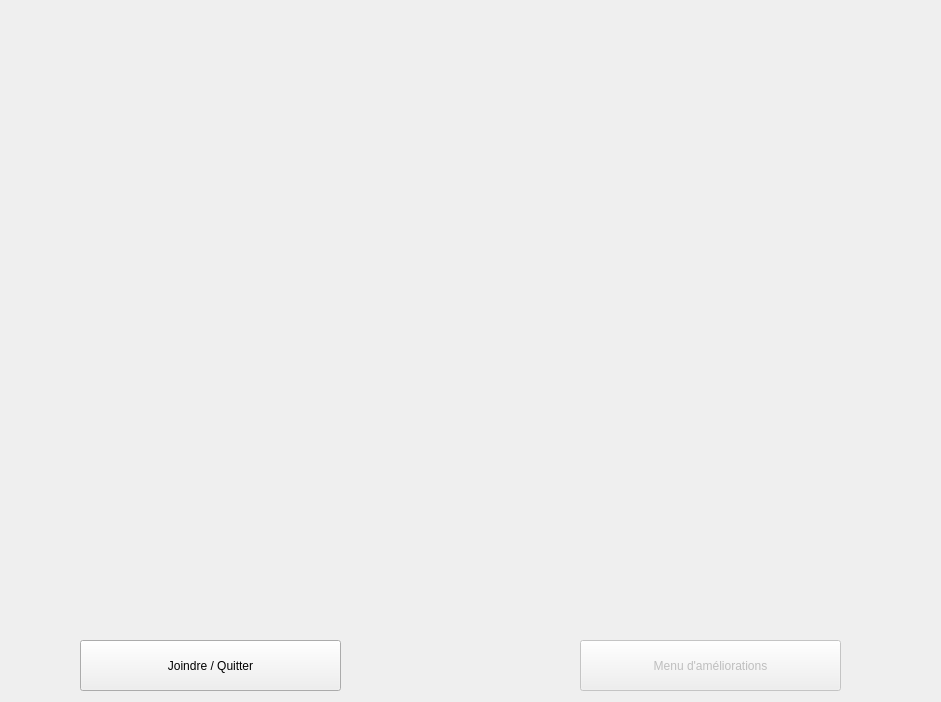
Old version of the form pixelatrclientwindow.ui in the repository massicotteg/CLL-PixelATRClient.
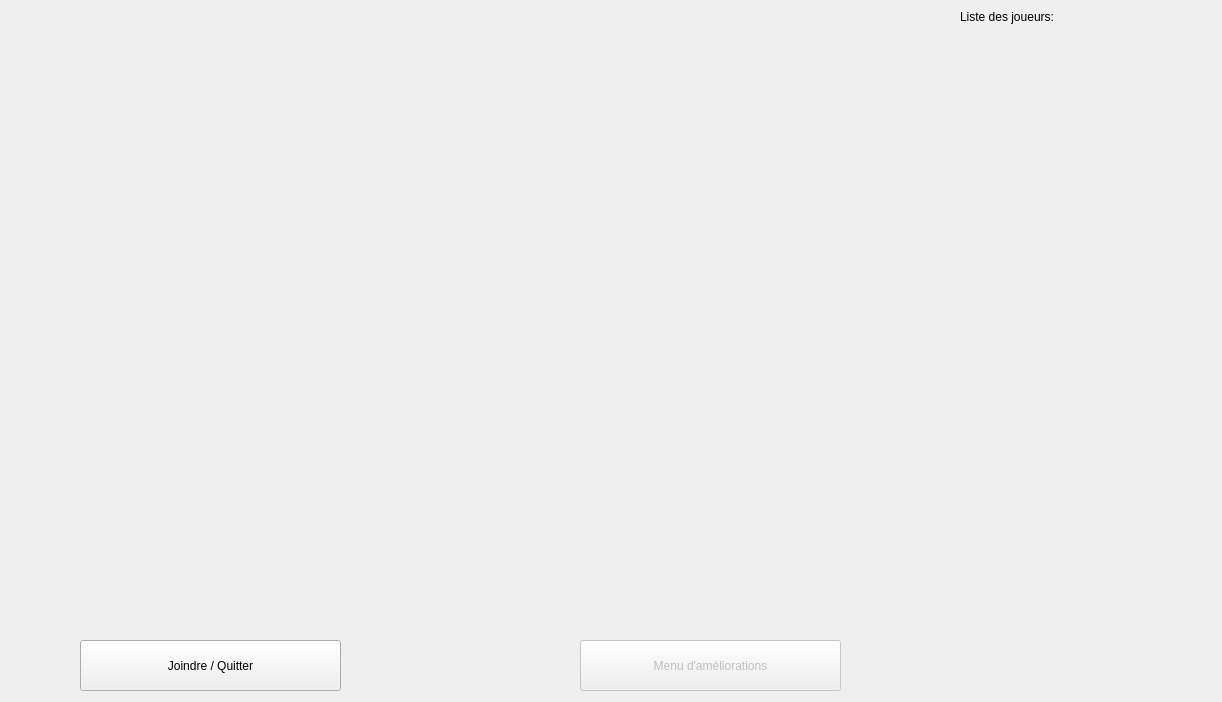
New version of the form.

Commit message: Ajout de la liste des joueurs avec des couleurs et changemement de l'algorithme qui détermine la grosseur de l'armée en fonction du nombre de pixels.

Patch:
```diff
--- a/pixelatrclientwindow.ui
+++ b/pixelatrclientwindow.ui
@@ -6,7 +6,7 @@
    <rect>
     <x>0</x>
     <y>0</y>
-    <width>941</width>
+    <width>1222</width>
     <height>702</height>
    </rect>
   </property>
@@ -71,6 +71,25 @@
      </property>
     </widget>
    </widget>
+   <widget class="QLabel" name="lblListeJoueurs">
+    <property name="geometry">
+     <rect>
+      <x>960</x>
+      <y>10</y>
+      <width>161</width>
+      <height>681</height>
+     </rect>
+    </property>
+    <property name="text">
+     <string>Liste des joueurs:</string>
+    </property>
+    <property name="textFormat">
+     <enum>Qt::RichText</enum>
+    </property>
+    <property name="alignment">
+     <set>Qt::AlignLeading|Qt::AlignLeft|Qt::AlignTop</set>
+    </property>
+   </widget>
   </widget>
  </widget>
  <layoutdefault spacing="6" margin="11"/>
```
The commit also changes 2 other files.
